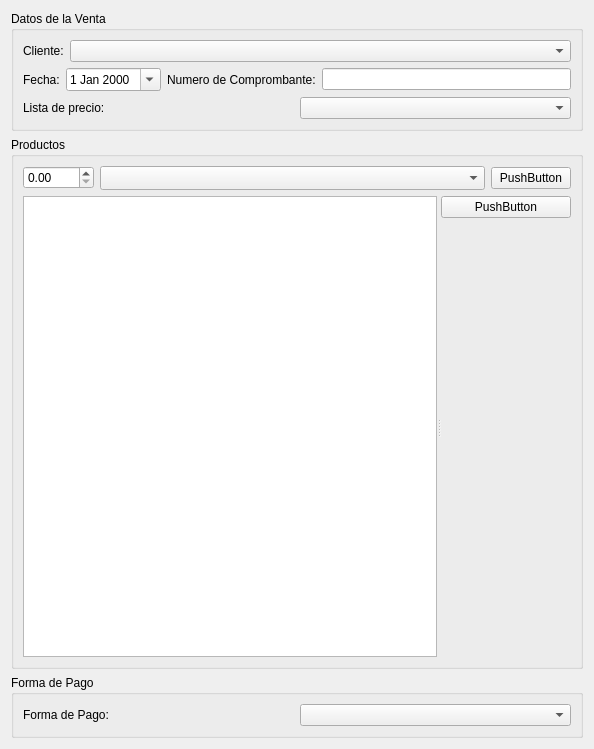
Above: trunk/plugins/ventas/FormAgregarVentaBase.ui from chungote/gestotux before the change. Below: the same form after it.
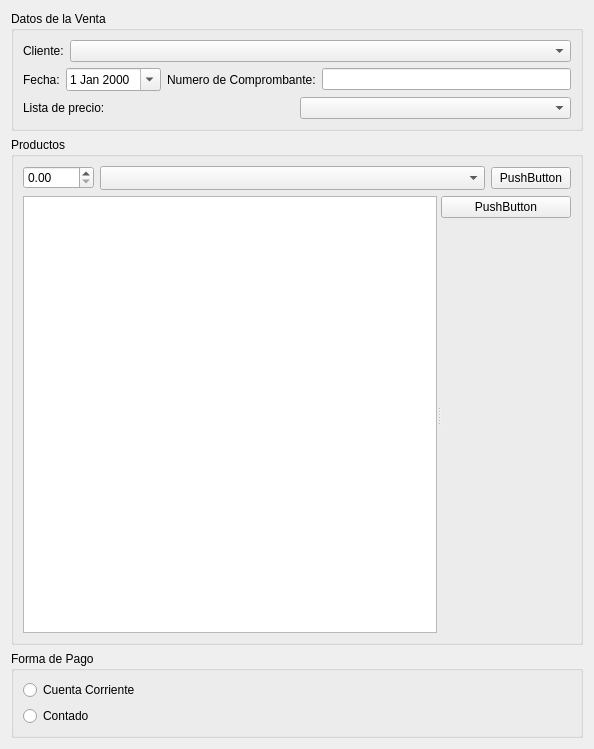
That is the form after the change. Custom widgets are drawn as their Qt base class.

Commit message: Agregado plugin de pagos, ventas a cuenta corriente funciona correctamente, limitado venta por stock si esta seleccionado, mejorada la documentación interna

What changed in the file:
```diff
--- a/trunk/plugins/ventas/FormAgregarVentaBase.ui
+++ b/trunk/plugins/ventas/FormAgregarVentaBase.ui
@@ -210,18 +210,18 @@
      </property>
      <layout class="QVBoxLayout" name="verticalLayout_4">
       <item>
-       <layout class="QHBoxLayout" name="horizontalLayout_4">
-        <item>
-         <widget class="QLabel" name="label_5">
+       <widget class="QRadioButton" name="RBCtaCte">
           <property name="text">
-           <string>Forma de Pago:</string>
+         <string>Cuenta Corriente</string>
           </property>
          </widget>
         </item>
         <item>
-         <widget class="QComboBox" name="CBFormaPago"/>
-        </item>
-       </layout>
+       <widget class="QRadioButton" name="RBContado">
+        <property name="text">
+         <string>Contado</string>
+        </property>
+       </widget>
       </item>
      </layout>
     </widget>
```
Lines whose indentation alone changed are shown as unchanged. The commit also changes 56 other files.
